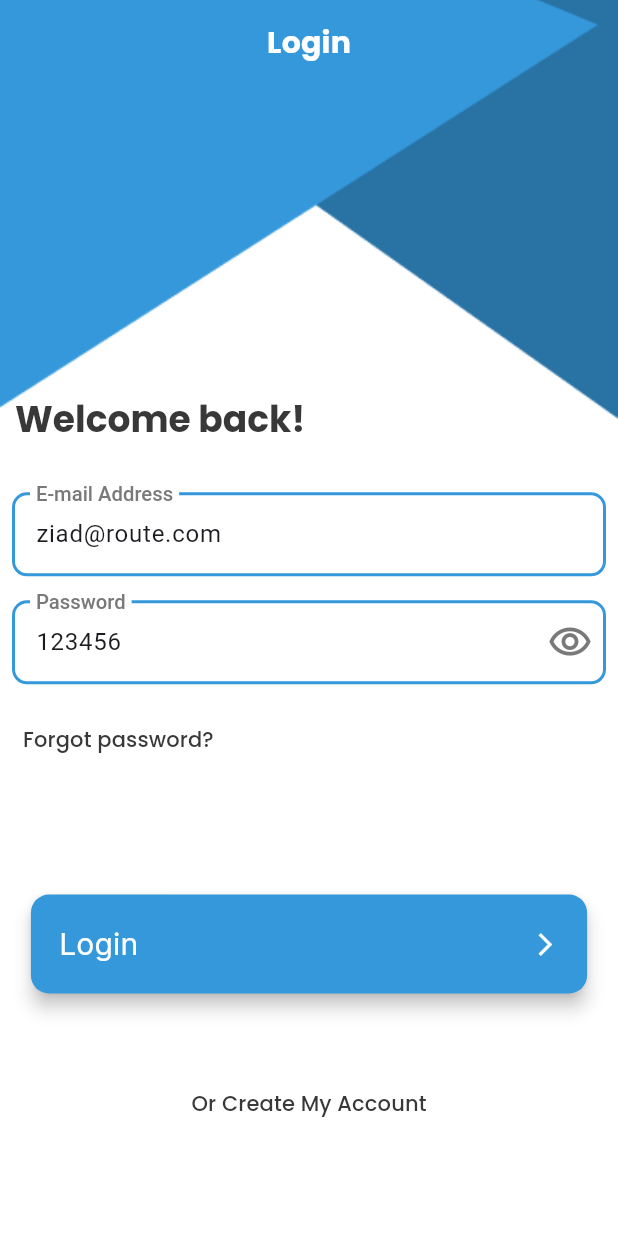
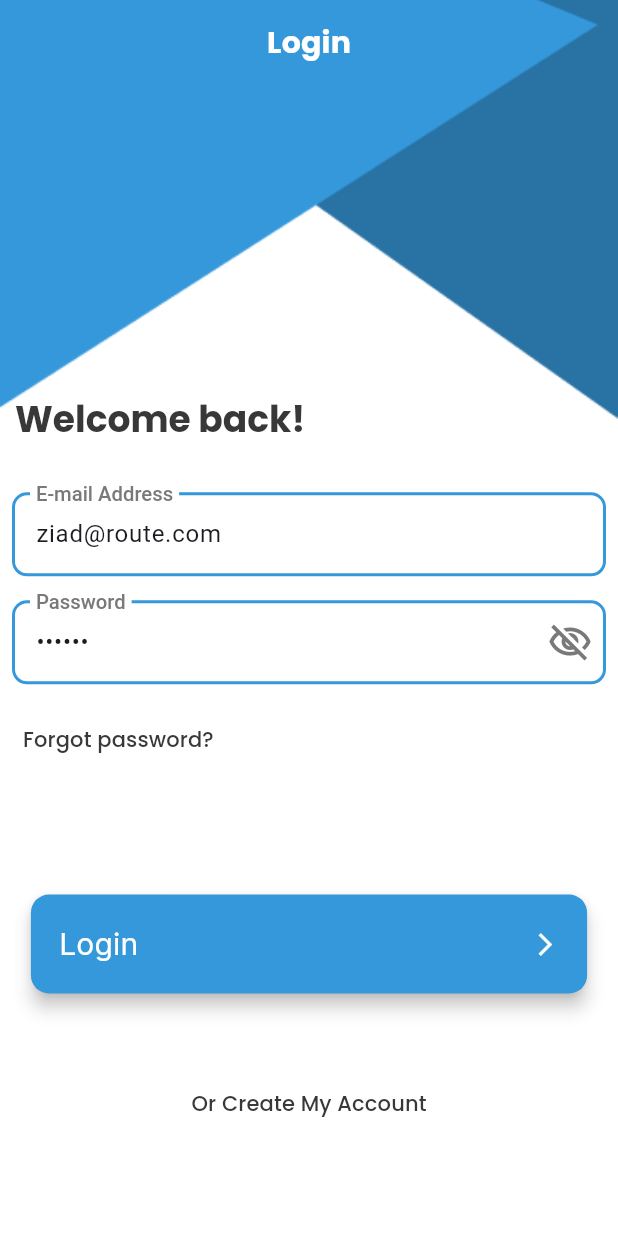
Before and after one commit to ZiadElshal/To-Do-App, a Flutter app: the screen it shows after launch, on a phone screen of 412 x 824 dp. Run offline on Flutter 3.47's test engine with Material 3 defaults, Android fonts, the phone set to English and light mode, and no system bars; our stand-ins replace cloud_firestore, easy_date_timeline, firebase_auth, firebase_core, flutter_slidable, fluttertoast and 2 more; accounts and stored records are empty; generated files the repository leaves out were written again.

Commit message:
Todo app part1.

```diff
--- a/lib/authentication/custom_text_form_field.dart
+++ b/lib/authentication/custom_text_form_field.dart
@@ -6,12 +6,13 @@ class CustomTextFormField extends StatelessWidget {
   String? Function(String?)? validator;
   TextInputType keyboardType;
   TextEditingController controller;
-  bool obscureText;
+  bool? obscureText;
   Widget? icon;
+  bool isPasswordVisible;
 
   CustomTextFormField({required this.label, required this.validator,
   this.keyboardType = TextInputType.text, required this.controller,
-  this.icon, this.obscureText = false});
+  this.icon, this.obscureText, this.isPasswordVisible = false});
 
   @override
   Widget build(BuildContext context) {
@@ -62,7 +63,7 @@ class CustomTextFormField extends StatelessWidget {
         validator: validator,
         keyboardType: keyboardType,
         controller: controller,
-        obscureText: obscureText,
+        obscureText: isPasswordVisible,
 
       ),
     );
--- a/lib/authentication/login/login_screen.dart
+++ b/lib/authentication/login/login_screen.dart
@@ -27,6 +27,7 @@ class _LoginScreenState extends State<LoginScreen> {
   // TextEditingController passwordController = TextEditingController();
 
   var formKey = GlobalKey<FormState>();
+  bool isPasswordVisible = false;
 
   @override
   Widget build(BuildContext context) {
@@ -109,9 +110,18 @@ class _LoginScreenState extends State<LoginScreen> {
                     //       : Icons.visibility_off_rounded,
                     //   size: 24,
                     // ):
-                    icon: Icon(Icons.visibility_outlined,
-                    color: AppColors.labelTextColor,
-                    size: 30,
+
+                    isPasswordVisible: true,
+                    obscureText: !isPasswordVisible,
+                    icon: IconButton(
+                      onPressed: (){
+                        isPasswordVisible = !isPasswordVisible;
+                        setState(() {});
+                      },
+                      icon: Icon(isPasswordVisible ? Icons.visibility_outlined : Icons.visibility_off_outlined,
+                        color: AppColors.labelTextColor,
+                        size: 30,
+                      ),
                     ),
                   ),
                   //SizedBox(height: MediaQuery.of(context).size.height*0.0,),
```
